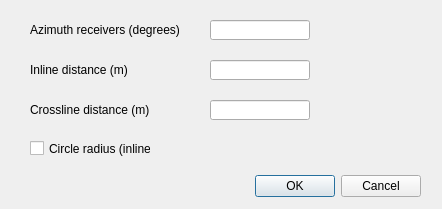
The window that plugins/active_receivers/active_receivers_dialog_base.ui (bvermeulen/QGIS) describes before a commit, drawn with Qt 5.
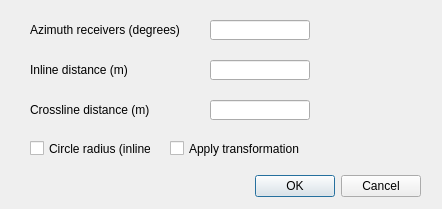
The same window after the commit.

Commit message: refactor: add featyre  geocentric and cartesian

What changed in the file:
```diff
--- a/plugins/active_receivers/active_receivers_dialog_base.ui
+++ b/plugins/active_receivers/active_receivers_dialog_base.ui
@@ -110,6 +110,22 @@
    <property name="text">
     <string>Circle radius (inline)</string>
    </property>
+   <property name="checked">
+    <bool>false</bool>
+   </property>
+  </widget>
+  <widget class="QCheckBox" name="checkBox_geocentric">
+   <property name="geometry">
+    <rect>
+     <x>170</x>
+     <y>140</y>
+     <width>131</width>
+     <height>17</height>
+    </rect>
+   </property>
+   <property name="text">
+    <string>Apply transformation</string>
+   </property>
   </widget>
  </widget>
  <resources/>
```
The commit also changes 2 other files.
